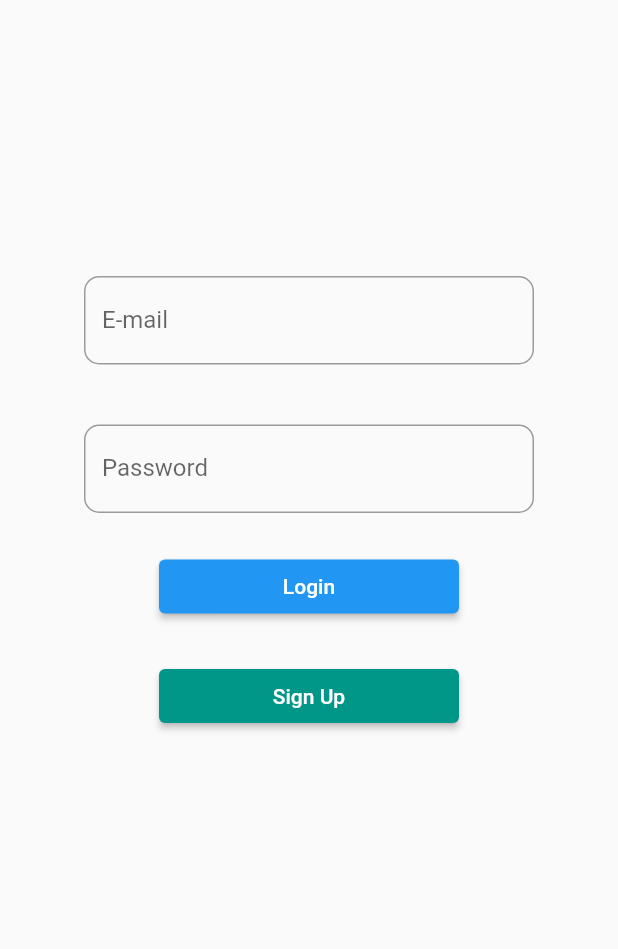
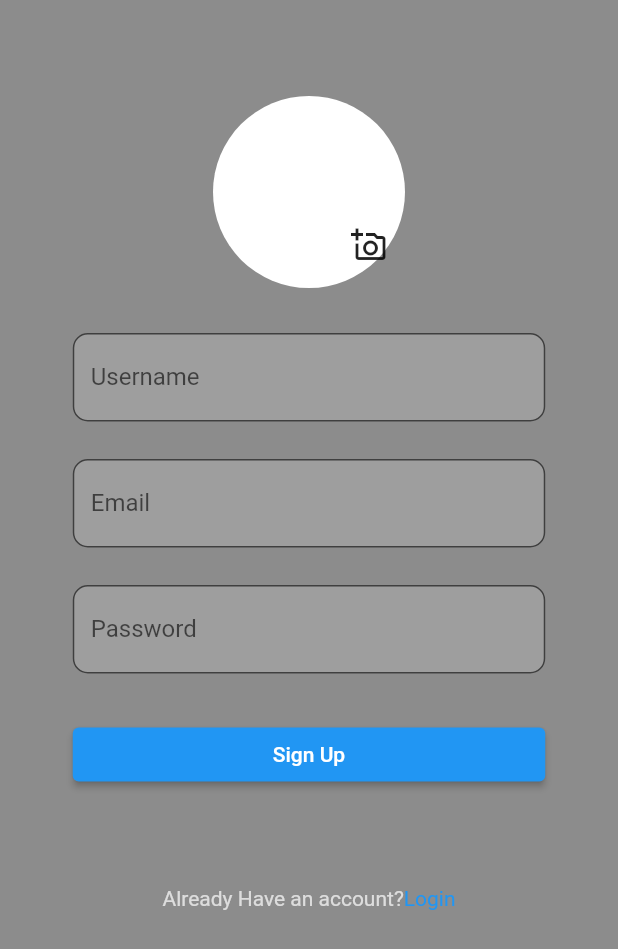
Before and after one commit to Renzo-M/Login_SignIn_Screen_Prototype, a Flutter app: the screen it shows after launch, on a phone screen of 412 x 824 dp. Shown: the top 949 px of the screen. Run offline on Flutter 3.47's test engine with Material 2 defaults, Android fonts, the phone set to English and light mode, and no system bars.

Commit message:
Sign Up Screen & Bugs fixed

```diff
--- a/Login_SignUp/lib/main.dart
+++ b/Login_SignUp/lib/main.dart
@@ -1,4 +1,6 @@
 import 'package:flutter/material.dart';
+import 'package:login_signup/loginScreen.dart';
+import 'package:login_signup/signup.dart';
 
 void main() {
   runApp(const MyApp());
@@ -29,60 +31,8 @@ class MyHomePage extends StatefulWidget {
 class _LoginScreen extends State<MyHomePage> {
   @override
   Widget build(BuildContext context) {
-    return Scaffold(
-      body: Column(
-        children: [
-          SizedBox(
-            width: 100,
-            height: 184,
-          ),
-          Center(
-            child: Container(
-              width: 300,
-              child: TextField(
-                obscureText: false,
-                decoration: InputDecoration(
-                  border: OutlineInputBorder(
-                    borderRadius: BorderRadius.all(Radius.circular(10)),
-                  ),
-                  labelText: 'E-mail',
-                ),
-              ),
-            ),
-          ),
-          SizedBox(
-            height: 40,
-          ),
-          Center(
-            child: Container(
-              width: 300,
-              child: TextField(
-                obscureText: true,
-                decoration: InputDecoration(
-                  border: OutlineInputBorder(
-                    borderRadius: BorderRadius.all(Radius.circular(10)),
-                  ),
-                  labelText: 'Password',
-                ),
-              ),
-            ),
-          ),
-          SizedBox(
-            height: 25,
-          ),
-          Container(
-            width: 200,
-            child:
-            ElevatedButton(onPressed: () {}, child: const Text('Login')),),
-          SizedBox(
-            height: 25,
-          ),
-          Container(
-            width: 200,
-            child:
-            ElevatedButton(onPressed: () {},style: ButtonStyle(backgroundColor: MaterialStateProperty.all<Color>(Colors.teal)) ,child: const Text('Sign Up')),),
-        ],
-      ),
+    return MaterialApp(
+      home: SignUpScreen(),
     );
   }
 }
--- a/Login_SignUp/lib/signup.dart
+++ b/Login_SignUp/lib/signup.dart
@@ -0,0 +1,125 @@
+import 'package:flutter/material.dart';
+import 'package:flutter/services.dart';
+
+class SignUpScreen extends StatelessWidget {
+  const SignUpScreen({Key? key}) : super(key: key);
+
+  @override
+  Widget build(BuildContext context) {
+    return Scaffold(
+      backgroundColor: Colors.black45,
+      body: Column(
+        children: [
+          SizedBox(
+            height: 64,
+          ),
+          Center(
+            child: Stack(
+              children: [
+                const CircleAvatar(
+                  radius: 64,
+                  backgroundColor: Colors.white,
+                ),
+                Positioned(
+                  bottom: 5,
+                  left: 80,
+                  child: IconButton(
+                    onPressed: () {},
+                    icon: const Icon(Icons.add_a_photo_outlined),
+                  ),
+                ),
+              ],
+            ),
+          ),
+          SizedBox(
+            height: 30,
+          ),
+          Container(
+            width: 315,
+            child: TextField(
+              obscureText: false,
+              decoration: InputDecoration(
+                border: OutlineInputBorder(
+                  borderRadius: BorderRadius.all(Radius.circular(10)),
+                ),
+                fillColor: Colors.grey,
+                filled: true,
+                labelText: 'Username',
+              ),
+            ),
+          ),
+          SizedBox(
+            height: 25,
+          ),
+          Container(
+            width: 315,
+            child: TextField(
+              obscureText: false,
+              decoration: InputDecoration(
+                border: OutlineInputBorder(
+                  borderRadius: BorderRadius.all(Radius.circular(10)),
+                ),
+                fillColor: Colors.grey,
+                filled: true,
+                labelText: 'Email',
+              ),
+            ),
+          ),
+          SizedBox(
+            height: 25,
+          ),
+          Container(
+            width: 315,
+            child: TextField(
+              obscureText: true,
+              decoration: InputDecoration(
+                border: OutlineInputBorder(
+                  borderRadius: BorderRadius.all(Radius.circular(10)),
+                ),
+                fillColor: Colors.grey,
+                filled: true,
+                labelText: 'Password',
+              ),
+            ),
+          ),
+          SizedBox(
+            height: 30,
+          ),
+          Container(
+            width: 315,
+            child: ElevatedButton(
+              onPressed: () {},
+              style: ButtonStyle(
+                  backgroundColor:
+                      MaterialStateProperty.all<Color>(Colors.blue)),
+              child: const Text('Sign Up'),
+            ),
+          ),
+          SizedBox(
+            height: 64,
+          ),
+          Row(
+            mainAxisAlignment: MainAxisAlignment.center,
+            children: [
+              Container(
+                child: const Text(
+                  'Already Have an account?',
+                  style: TextStyle(color: Colors.white70),
+                ),
+              ),
+              InkWell(
+
+                child: const Text(
+                  'Login',
+                  style: TextStyle(color: Colors.blue),
+
+                ),
+              onTap: () {},
+              ),
+            ],
+          ),
+        ],
+      ),
+    );
+  }
+}
```
Also changed, not shown: Login_SignUp/lib/loginScreen.dart (+113 -0 lines), 1 other file.
